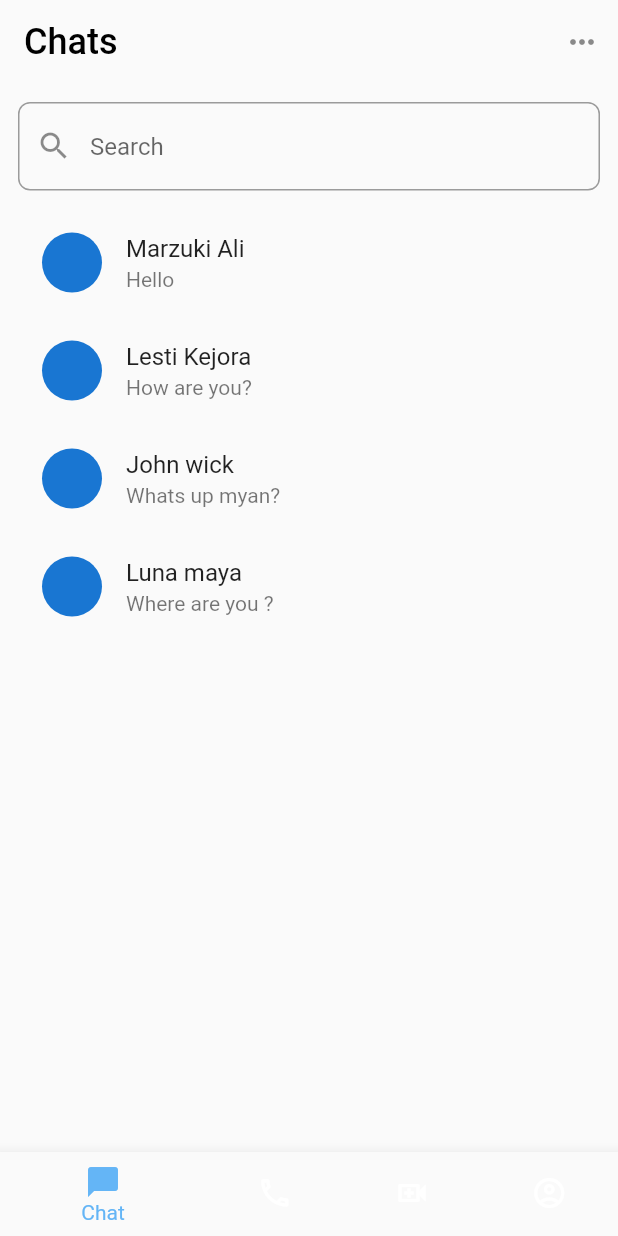
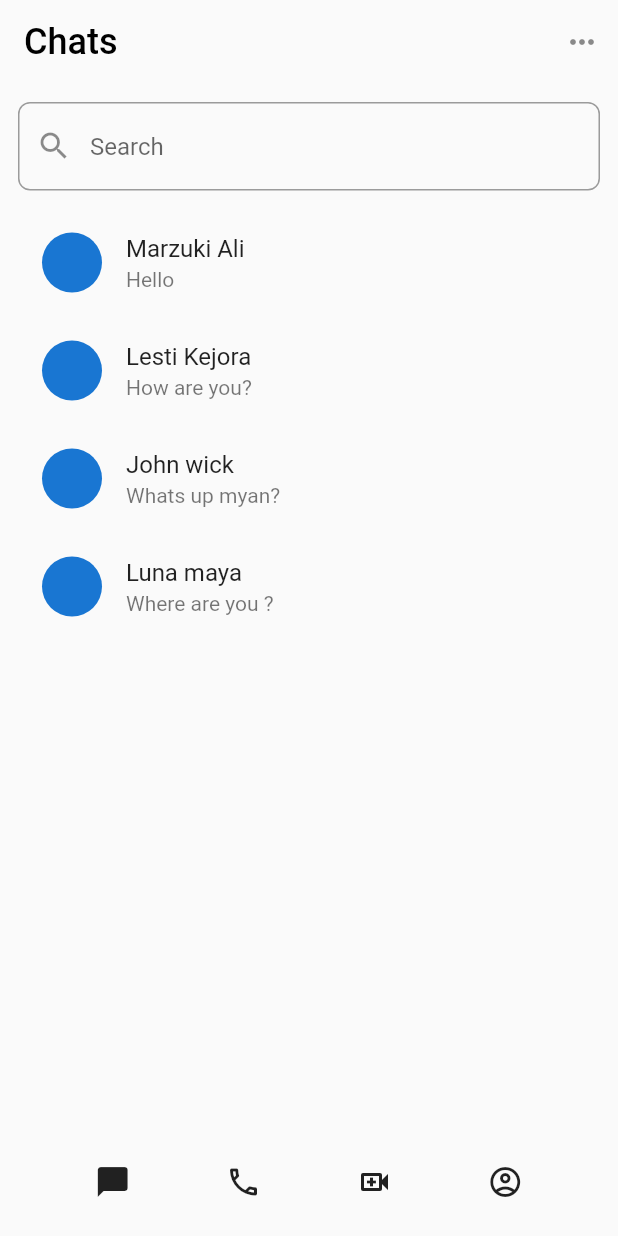
Before and after one commit to Saugat913/etalk, a Flutter app: the screen it shows after launch, on a phone screen of 412 x 824 dp. Run offline on Flutter 3.47's test engine with Material 2 defaults, Android fonts, the phone set to English and light mode, and no system bars.

Commit message:
create custom navigation bar

```diff
--- a/lib/screens/chat_page.dart
+++ b/lib/screens/chat_page.dart
@@ -1,3 +1,4 @@
+import 'package:etalk/widget/buttom_navigation_bar.dart';
 import 'package:flutter/material.dart';
 import 'package:flutter/src/widgets/framework.dart';
 import 'package:flutter/src/widgets/placeholder.dart';
@@ -35,29 +36,6 @@ class ChatPage extends StatelessWidget {
                 ))
           ],
         ),
-       bottomNavigationBar: BottomNavigationBar(
-        items: const <BottomNavigationBarItem>[
-          BottomNavigationBarItem(
-            icon: Icon(Icons.chat_bubble_rounded,),
-            label: 'Chat',
-          ),
-          BottomNavigationBarItem(
-            icon: Icon(Icons.call_outlined),
-            label: 'Call',
-          ),
-           BottomNavigationBarItem(
-            icon: Icon(Icons.video_call_outlined),
-            label: 'Video',
-          ),
-           BottomNavigationBarItem(
-            icon: Icon(Icons.account_circle_outlined),
-            label: 'Profile',
-          ),
-        ],
-        currentIndex: 0,
-        selectedItemColor:Colors.blue[300],
-        //onTap: _onItemTapped,
-      ),
         body: Container(
           padding: EdgeInsets.all(12),
           child: Column(children: [
@@ -78,7 +56,8 @@ class ChatPage extends StatelessWidget {
                 return ListTile(
                     leading: CircleAvatar(), title: Text(user_list[index]),subtitle: Text(user_list_subtitle[index]),);
               },
-            ))
+            )),
+            CustomButtomNavigationBar()
           ]),
         ));
   }
--- /dev/null
+++ b/lib/widget/buttom_navigation_bar.dart
@@ -0,0 +1,30 @@
+import 'package:flutter/material.dart';
+import 'package:flutter/src/widgets/framework.dart';
+import 'package:flutter/src/widgets/placeholder.dart';
+
+class CustomButtomNavigationBar extends StatelessWidget {
+  CustomButtomNavigationBar({super.key});
+
+  final List<Icon> _icons_lists = [
+    Icon(
+      Icons.chat_bubble_rounded,
+    ),
+    Icon(Icons.call_outlined),
+    Icon(Icons.video_call_outlined),
+    Icon(Icons.account_circle_outlined),
+  ];
+  @override
+  Widget build(BuildContext context) {
+    return Container(
+      child: Row(
+        mainAxisAlignment: MainAxisAlignment.spaceEvenly,
+        children: [
+          ...List.generate(
+              _icons_lists.length,
+              (index) => IconButton(
+                  onPressed: () {}, icon: _icons_lists.elementAt(index)))
+        ],
+      ),
+    );
+  }
+}
```
